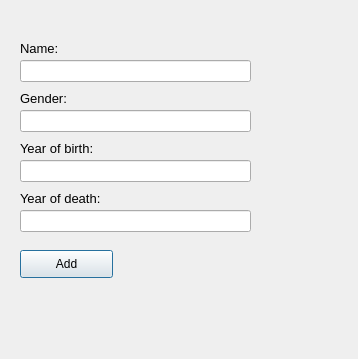
Old version of the form addpersondialog.ui in the repository hogniR/verklegt52.
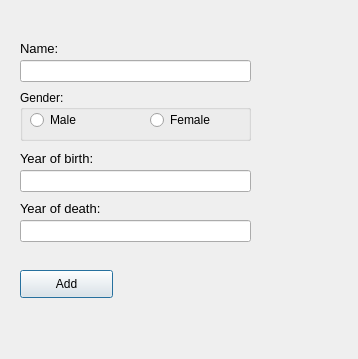
New version of the form.

What changed in the file:
```diff
--- a/addpersondialog.ui
+++ b/addpersondialog.ui
@@ -43,41 +43,11 @@
     <string>Name:</string>
    </property>
   </widget>
-  <widget class="QLineEdit" name="inputGender">
-   <property name="geometry">
-    <rect>
-     <x>20</x>
-     <y>110</y>
-     <width>231</width>
-     <height>22</height>
-    </rect>
-   </property>
-  </widget>
-  <widget class="QLabel" name="labelName_2">
-   <property name="geometry">
-    <rect>
-     <x>20</x>
-     <y>90</y>
-     <width>81</width>
-     <height>16</height>
-    </rect>
-   </property>
-   <property name="font">
-    <font>
-     <pointsize>10</pointsize>
-     <weight>50</weight>
-     <bold>false</bold>
-    </font>
-   </property>
-   <property name="text">
-    <string>Gender:</string>
-   </property>
-  </widget>
   <widget class="QLineEdit" name="inputBirthyear">
    <property name="geometry">
     <rect>
      <x>20</x>
-     <y>160</y>
+     <y>170</y>
      <width>231</width>
      <height>22</height>
     </rect>
@@ -87,7 +57,7 @@
    <property name="geometry">
     <rect>
      <x>20</x>
-     <y>140</y>
+     <y>150</y>
      <width>111</width>
      <height>16</height>
     </rect>
@@ -107,7 +77,7 @@
    <property name="geometry">
     <rect>
      <x>20</x>
-     <y>210</y>
+     <y>220</y>
      <width>231</width>
      <height>22</height>
     </rect>
@@ -117,7 +87,7 @@
    <property name="geometry">
     <rect>
      <x>20</x>
-     <y>190</y>
+     <y>200</y>
      <width>121</width>
      <height>16</height>
     </rect>
@@ -137,7 +107,7 @@
    <property name="geometry">
     <rect>
      <x>20</x>
-     <y>250</y>
+     <y>270</y>
      <width>93</width>
      <height>28</height>
     </rect>
@@ -146,6 +116,50 @@
     <string>Add</string>
    </property>
   </widget>
+  <widget class="QGroupBox" name="groupBox">
+   <property name="geometry">
+    <rect>
+     <x>20</x>
+     <y>90</y>
+     <width>231</width>
+     <height>51</height>
+    </rect>
+   </property>
+   <property name="font">
+    <font>
+     <pointsize>9</pointsize>
+    </font>
+   </property>
+   <property name="title">
+    <string>Gender:</string>
+   </property>
+   <widget class="QRadioButton" name="Male_radioButton">
+    <property name="geometry">
+     <rect>
+      <x>10</x>
+      <y>20</y>
+      <width>95</width>
+      <height>20</height>
+     </rect>
+    </property>
+    <property name="text">
+     <string>Male</string>
+    </property>
+   </widget>
+   <widget class="QRadioButton" name="Female_radioButton">
+    <property name="geometry">
+     <rect>
+      <x>130</x>
+      <y>20</y>
+      <width>95</width>
+      <height>20</height>
+     </rect>
+    </property>
+    <property name="text">
+     <string>Female</string>
+    </property>
+   </widget>
+  </widget>
  </widget>
  <resources/>
  <connections/>
```
